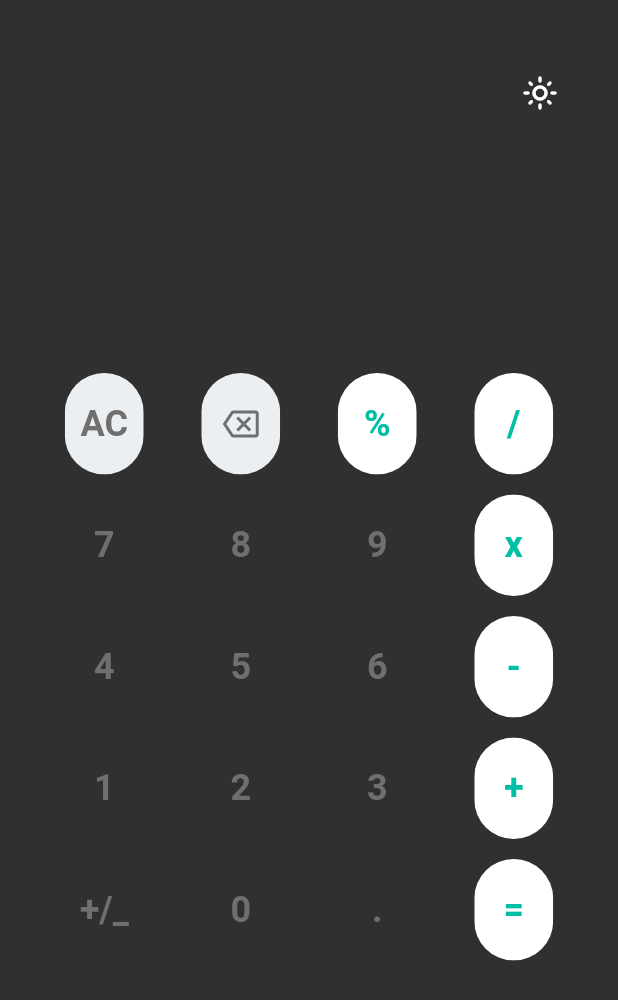
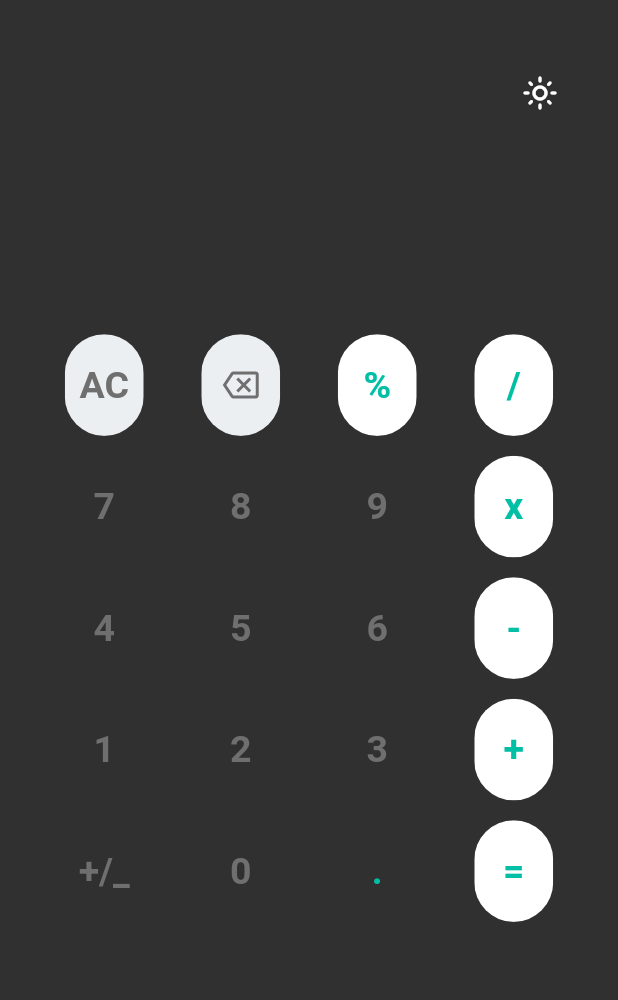
Before and after one commit to karthik-reddy-8/noor-task-1, a Flutter app: the screen it shows after launch, after a tap on the "bedtime" icon, on a phone screen of 412 x 824 dp. Shown: the top 1000 px of the screen. Run offline on Flutter 3.47's test engine with Material 2 defaults, Android fonts, the phone set to English and light mode, and no system bars; our stand-ins replace flutter_secure_storage, math_expressions, stacked.

Commit message:
fixed the changes and added the theme for the app

```diff
--- /dev/null
+++ b/lib/constants/preferences.dart
@@ -0,0 +1,5 @@
+final preference = Preferences();
+
+class Preferences {
+  String themeMode = 'themeMode';
+}
--- a/lib/main.dart
+++ b/lib/main.dart
@@ -1,9 +1,13 @@
 import 'package:flutter/material.dart';
-import 'package:flutter_calculator/utils/app.dart';
 import 'package:flutter_calculator/views/home_page.dart';
+import 'package:flutter_calculator/utils/theme_manager.dart';
+import 'package:provider/provider.dart';
 
 void main() {
-  runApp(const MyApp());
+  return runApp(ChangeNotifierProvider<ThemeNotifier>(
+    create: (_) => ThemeNotifier(),
+    child: const MyApp(),
+  ));
 }
 
 class MyApp extends StatelessWidget {
@@ -11,17 +15,11 @@ class MyApp extends StatelessWidget {
 
   @override
   Widget build(BuildContext context) {
-    return MaterialApp(
-      theme: ThemeData(
-        brightness: Brightness.light,
-      ),
-      darkTheme: ThemeData(
-        brightness: Brightness.dark,
-      ),
-      themeMode: ThemeMode.dark,
-      navigatorKey: AppContext.navigatorState,
-      debugShowCheckedModeBanner: false,
-      home: const HomePage(),
-    ); // MaterialApp
+    return Consumer<ThemeNotifier>(
+        builder: (context, theme, _) => MaterialApp(
+              theme: theme.getTheme(),
+              debugShowCheckedModeBanner: false,
+              home: const HomePage(),
+            ));
   }
 }
--- a/lib/utils/custom_widgets.dart
+++ b/lib/utils/custom_widgets.dart
@@ -1,26 +1,29 @@
 import 'package:flutter/material.dart';
+import 'package:flutter_calculator/constants/colors.dart';
 import 'package:flutter_calculator/utils/app.dart';
 
 Widget buildButton({
-  required Color color,
-  required Color textColor,
+  Color? color,
+  Color? textColor,
   required String buttonText,
   VoidCallback? buttonTapped,
-}){
+}) {
   return GestureDetector(
     onTap: buttonTapped,
     child: Padding(
-      padding: EdgeInsets.symmetric(horizontal: App.width * 0.014, vertical: App.height * 0.006),
+      padding: EdgeInsets.symmetric(
+          horizontal: App.width * 0.014, vertical: App.height * 0.006),
       child: ClipRRect(
         borderRadius: BorderRadius.circular(40),
         child: Container(
           color: color,
           child: Center(
-            child: buttonText == 'DEL' ? Icon(
+            child: buttonText == 'DEL'
+                ? Icon(
                     Icons.backspace_outlined,
-              color: textColor,
-            ) :
-            Text(
+                    color: customColor.labelColor,
+                  )
+                : Text(
                     buttonText,
                     style: TextStyle(
                       color: textColor,
--- /dev/null
+++ b/lib/utils/preference_helper.dart
@@ -0,0 +1,38 @@
+import 'dart:async';
+
+import 'package:flutter_secure_storage/flutter_secure_storage.dart';
+
+/// [storage] holds the instance of FlutterSecureStorage class
+FlutterSecureStorage storage = const FlutterSecureStorage();
+
+/// method to store key value pairs into preference
+/// [key] pass the string key constant
+/// [value] pass the value to be stored in the preference w.r.t key
+Future<void> writeIntoStorage(String key, Object value) async {
+  await storage.write(
+    key: key,
+    value: value.toString(),
+  );
+}
+
+/// method to read data from preference
+/// [key] pass string key const to retrieve specific value of the key
+Future<String> readFromStorage(String key) async {
+  return await (storage.read(key: key)) ?? '';
+}
+
+/// method to check preference has keys or not
+Future<bool> hasPreference() async {
+  final Map<String, String> allValues = await storage.readAll();
+  return allValues.isNotEmpty;
+}
+
+/// method to clear data from preference
+Future<void> clearStorage() async {
+  await storage.deleteAll();
+}
+
+/// method to clear data from preference
+Future<void> deleteFromStorage(String key) async {
+  await storage.delete(key: key);
+}
--- /dev/null
+++ b/lib/utils/theme_manager.dart
@@ -0,0 +1,61 @@
+import 'package:flutter/material.dart';
+import 'package:flutter_calculator/constants/colors.dart';
+import 'package:flutter_calculator/constants/preferences.dart';
+import 'package:flutter_calculator/utils/preference_helper.dart';
+import 'package:flutter_calculator/utils/utilities.dart';
+
+class ThemeNotifier with ChangeNotifier {
+  final darkTheme = ThemeData(
+    primaryColor: Colors.black,
+    secondaryHeaderColor: Colors.white,
+    brightness: Brightness.dark,
+    backgroundColor: const Color(0xFFECEFF1),
+    dividerColor: Colors.black12,
+    disabledColor: const Color(0xFFECEFF1),
+    textTheme: TextTheme(
+        bodyText2: TextStyle(color: customColor.labelColor, fontSize: 25)),
+  );
+
+  final lightTheme = ThemeData(
+    primaryColor: Colors.white,
+    secondaryHeaderColor: Colors.transparent,
+    brightness: Brightness.light,
+    backgroundColor: const Color(0xFFE5E5E5),
+    dividerColor: Colors.white54,
+    disabledColor: Colors.transparent,
+    textTheme: TextTheme(
+        bodyText2: TextStyle(color: customColor.labelColor, fontSize: 25)),
+  );
+
+  ThemeData? _themeData;
+
+  ThemeData? getTheme() => _themeData;
+
+  ThemeNotifier() {
+    readFromStorage(preference.themeMode).then((value) {
+      printLog('value read from storage: ' + value.toString());
+      var themeMode = value;
+      if (themeMode == 'light') {
+        _themeData = lightTheme;
+      } else {
+        printLog('setting dark theme');
+        _themeData = darkTheme;
+      }
+      notifyListeners();
+    });
+  }
+
+  void setDarkMode() async {
+    _themeData = darkTheme;
+    writeIntoStorage(preference.themeMode, 'dark');
+    printLog('dark');
+    notifyListeners();
+  }
+
+  void setLightMode() async {
+    _themeData = lightTheme;
+    writeIntoStorage(preference.themeMode, 'light');
+    printLog('light');
+    notifyListeners();
+  }
+}
--- /dev/null
+++ b/lib/utils/utilities.dart
@@ -0,0 +1,7 @@
+import 'package:flutter/foundation.dart';
+
+void printLog(message) {
+  if (!kReleaseMode) {
+    debugPrint('$message');
+  }
+}
--- a/lib/views/home_page.dart
+++ b/lib/views/home_page.dart
@@ -2,7 +2,9 @@ import 'package:flutter/material.dart';
 import 'package:flutter_calculator/constants/colors.dart';
 import 'package:flutter_calculator/utils/app.dart';
 import 'package:flutter_calculator/utils/custom_widgets.dart';
+import 'package:flutter_calculator/utils/utilities.dart';
 import 'package:flutter_calculator/view_models/home_view_model.dart';
+import 'package:flutter_calculator/utils/theme_manager.dart';
 import 'package:provider/provider.dart';
 import 'package:stacked/stacked.dart';
 
@@ -17,18 +19,11 @@ class Home extends StatefulWidget {
 class _HomeState extends State<Home> with WidgetsBindingObserver {
   @override
   Widget build(BuildContext context) {
-    return ChangeNotifierProvider<ThemeModel>(
-      create: (_) => ThemeModel(),
-      child: Consumer<ThemeModel>(
-        builder: (_, model, __) {
+    return Consumer<ThemeNotifier>(
+        builder: (context, ThemeNotifier themeNotifier, child) {
       return MaterialApp(
         debugShowCheckedModeBanner: false,
-            theme: ThemeData.light(),
-            // Provide light theme.
-            darkTheme: ThemeData.dark(),
-            // Provide dark theme.
-            themeMode: model.mode,
-            // Decides which theme to show.
+        theme: themeNotifier.getTheme(),
         home: Scaffold(
           body: Padding(
             padding: EdgeInsets.symmetric(horizontal: App.width * 0.04),
@@ -37,20 +32,26 @@ class _HomeState extends State<Home> with WidgetsBindingObserver {
                 SizedBox(
                   child: Column(
                       crossAxisAlignment: CrossAxisAlignment.end,
-                          mainAxisAlignment: MainAxisAlignment.spaceAround,
+                      mainAxisAlignment: MainAxisAlignment.spaceEvenly,
                       children: <Widget>[
                         App.columnSpacer(height: App.height * 0.07),
                         IconButton(
                             alignment: Alignment.topRight,
                             onPressed: () {
-                                  model.toggleMode();
-                                  widget.model.isDarkMode =
-                                      !widget.model.isDarkMode;
+                              printLog(widget.model.isDarkMode);
+                              (widget.model.isDarkMode =
+                                          !widget.model.isDarkMode) ==
+                                      true
+                                  ? themeNotifier.setDarkMode()
+                                  : themeNotifier.setLightMode();
                             },
                             icon: widget.model.isDarkMode
                                 ? const Icon(Icons.light_mode_outlined)
                                 : const Icon(Icons.bedtime_outlined)),
-                            App.columnSpacer(height: App.height * 0.1),
+                        App.columnSpacer(height: App.height * 0.08),
+                        App.columnSpacer(height: App.height * 0.01),
+                        Wrap(
+                          children: [
                             Container(
                               padding: EdgeInsets.symmetric(
                                   horizontal: App.width * 0.03),
@@ -58,24 +59,26 @@ class _HomeState extends State<Home> with WidgetsBindingObserver {
                               child: Text(
                                 widget.model.userInput.replaceAll('+/_', '-'),
                                 style: TextStyle(
-                                    fontSize: App.textTheme.headline6!.fontSize,
+                                    fontSize: 18,
                                     color: customColor.labelColor),
                               ),
                             ),
-                            App.columnSpacer(height: App.height * 0.01),
                             Container(
                               padding: EdgeInsets.symmetric(
-                                  horizontal: App.width * 0.03),
+                                  horizontal: App.width * 0.03,
+                                  vertical: App.height * 0.001),
                               alignment: Alignment.centerRight,
                               child: Text(
                                 widget.model.answer,
                                 style: TextStyle(
-                                    fontSize: App.textTheme.headline2!.fontSize,
+                                    fontSize: 45,
                                     color: widget.model.isDarkMode
                                         ? customColor.white
                                         : customColor.black,
                                     fontWeight: FontWeight.bold),
                               ),
+                            ),
+                          ],
                         )
                       ]),
                 ),
@@ -83,8 +86,7 @@ class _HomeState extends State<Home> with WidgetsBindingObserver {
                   flex: 3,
                   child: GridView.builder(
                       itemCount: widget.model.buttons.length,
-                          gridDelegate:
-                              SliverGridDelegateWithFixedCrossAxisCount(
+                      gridDelegate: SliverGridDelegateWithFixedCrossAxisCount(
                           crossAxisCount: 4,
                           crossAxisSpacing: App.width * 0.02,
                           mainAxisSpacing: App.height * 0.01),
@@ -95,11 +97,7 @@ class _HomeState extends State<Home> with WidgetsBindingObserver {
                                 widget.model.changeInitialValues();
                               },
                               buttonText: widget.model.buttons[index],
-                                color: widget.model.isDarkMode
-                                    ? customColor.grey
-                                    : customColor.transparent,
-                                textColor: customColor.labelColor,
-                              );
+                              color: Theme.of(context).disabledColor);
                         } else if (index == 1) {
                           return buildButton(
                               buttonTapped: () {
@@ -107,20 +105,16 @@ class _HomeState extends State<Home> with WidgetsBindingObserver {
                                     .deleteUserInputs(widget.model.userInput);
                               },
                               buttonText: widget.model.buttons[index],
-                                color: widget.model.isDarkMode
-                                    ? customColor.grey
-                                    : customColor.transparent,
-                                textColor: customColor.labelColor,
-                              );
+                              color: Theme.of(context).disabledColor);
                         } else if (index == 2) {
                           return buildButton(
                             buttonTapped: () {
                               widget.model.buttonIndex(index);
+                              widget.model.removeDoubleAuthOperators(
+                                  widget.model.userInput);
                             },
                             buttonText: widget.model.buttons[index],
-                                color: widget.model.isDarkMode
-                                    ? customColor.white
-                                    : customColor.transparent,
+                            color: Theme.of(context).secondaryHeaderColor,
                             textColor: customColor.teal,
                           );
                         } else if (index == 16) {
@@ -128,12 +122,19 @@ class _HomeState extends State<Home> with WidgetsBindingObserver {
                             buttonText: widget.model.buttons[index],
                             buttonTapped: () {
                               widget.model.buttonIndex(index);
+                              widget.model.removeDoubleAuthOperators(
+                                  widget.model.userInput);
                             },
-                                color: widget.model
-                                        .isOperator(widget.model.buttons[index])
-                                    ? customColor.transparent
-                                    : customColor.white,
-                                textColor: customColor.labelColor,
+                          );
+                        } else if (index == 18) {
+                          return buildButton(
+                            buttonTapped: () {
+                              widget.model.buttonIndex(index);
+                              widget.model.removeDoubleAuthOperators(
+                                  widget.model.userInput);
+                            },
+                            buttonText: widget.model.buttons[index],
+                            textColor: customColor.teal,
                           );
                         } else if (index == 19) {
                           return buildButton(
@@ -141,20 +142,23 @@ class _HomeState extends State<Home> with WidgetsBindingObserver {
                               widget.model.equalPressed();
                             },
                             buttonText: widget.model.buttons[index],
-                                color: widget.model.isDarkMode
-                                    ? customColor.white
-                                    : customColor.transparent,
+                            color: Theme.of(context).secondaryHeaderColor,
                             textColor: customColor.teal,
                           );
                         } else {
                           return buildButton(
                             buttonTapped: () {
                               widget.model.buttonIndex(index);
+                              widget.model
+                                      .isOperator(widget.model.buttons[index])
+                                  ? widget.model.removeDoubleAuthOperators(
+                                      widget.model.userInput)
+                                  : '';
                             },
                             buttonText: widget.model.buttons[index],
                             color: widget.model
                                     .isOperator(widget.model.buttons[index])
-                                    ? (widget.model.isDarkMode
+                                ? (themeNotifier.getTheme() != null
                                     ? customColor.white
                                     : customColor.transparent)
                                 : customColor.transparent,
@@ -171,9 +175,7 @@ class _HomeState extends State<Home> with WidgetsBindingObserver {
           ),
         ),
       );
-        },
-      ),
-    );
+    });
   }
 }
 
@@ -189,16 +191,3 @@ class HomePage extends StatelessWidget {
         });
   }
 }
-
-class ThemeModel with ChangeNotifier {
-  ThemeMode _mode;
-
-  ThemeMode get mode => _mode;
-
-  ThemeModel({ThemeMode mode = ThemeMode.light}) : _mode = mode;
-
-  void toggleMode() {
-    _mode = _mode == ThemeMode.light ? ThemeMode.dark : ThemeMode.light;
-    notifyListeners();
-  }
-}
--- a/pubspec.yaml
+++ b/pubspec.yaml
@@ -34,6 +34,7 @@ dependencies:
   # The following adds the Cupertino Icons font to your application.
   # Use with the CupertinoIcons class for iOS style icons.
   cupertino_icons: ^1.0.2
+  flutter_secure_storage: ^5.0.2
   math_expressions: ^2.3.0
   stacked: ^2.2.7
   provider: ^6.0.2
```
Also changed, not shown: lib/constants/colors.dart (+0 -36 lines), lib/view_models/home_view_model.dart (+48 -13 lines), pubspec.lock. Lines whose indentation alone changed are shown as unchanged.
